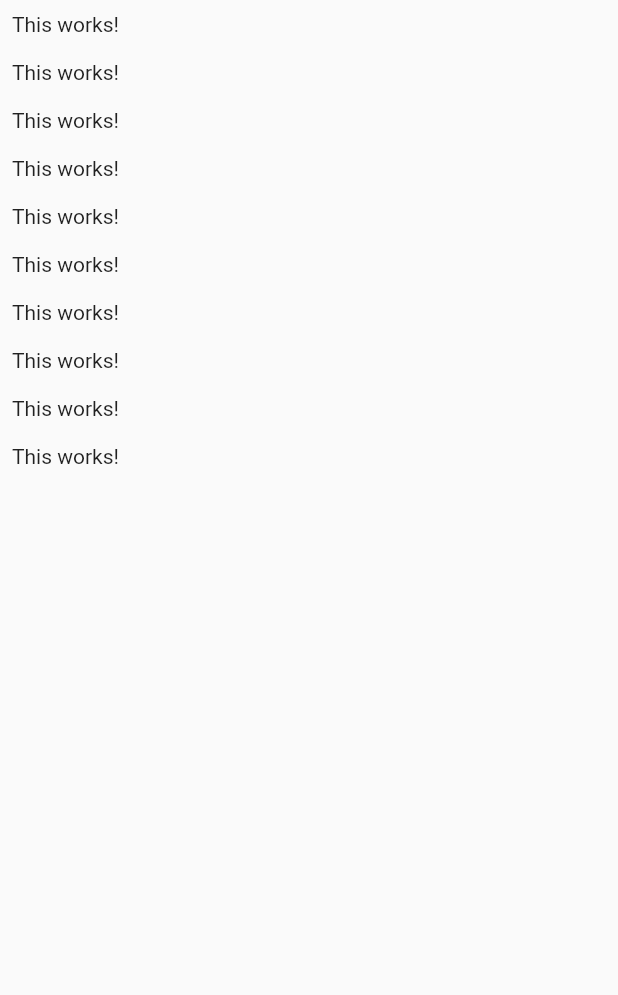
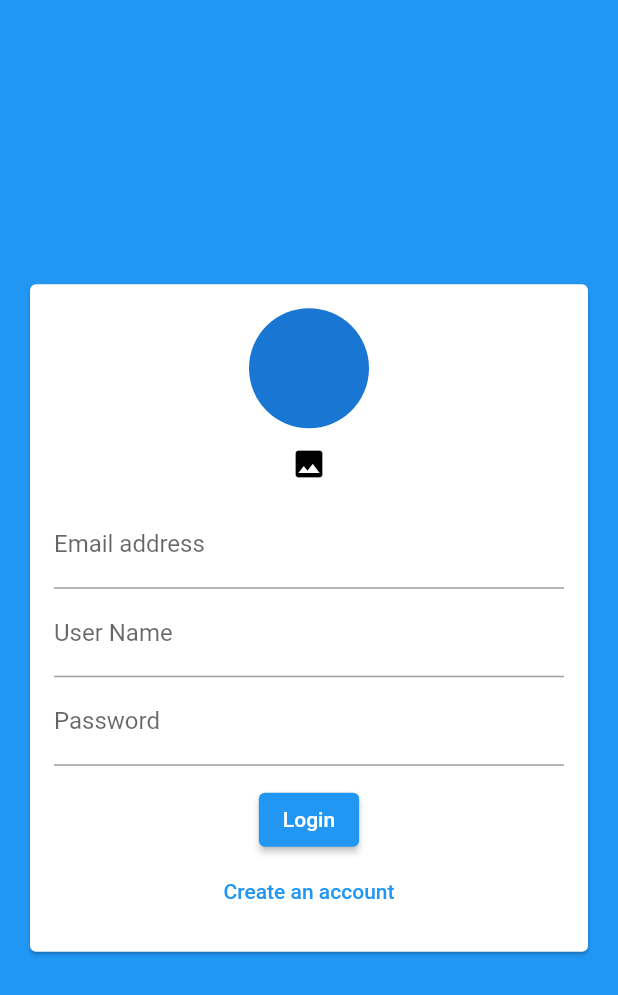
Before and after one commit to kimtuan1102/chat_app, a Flutter app: the screen it shows after launch, on a phone screen of 412 x 824 dp. Shown: the top 995 px of the screen. Run offline on Flutter 3.47's test engine with Material 2 defaults, Android fonts, the phone set to English and light mode, and no system bars; our stand-ins replace cloud_firestore, firebase_auth, firebase_core; accounts and stored records are empty; generated files the repository leaves out were written again.

Commit message:
next lesson

```diff
--- a/lib/main.dart
+++ b/lib/main.dart
@@ -1,7 +1,26 @@
+import 'package:cloud_firestore/cloud_firestore.dart';
+import 'package:firebase_auth/firebase_auth.dart';
+import 'package:firebase_core/firebase_core.dart';
 import 'package:flutter/material.dart';
+import 'package:flutter_complete_guide/firebase_options.dart';
+import 'package:flutter_complete_guide/screens/auth_screen.dart';
 import 'package:flutter_complete_guide/screens/chat_screen.dart';
 
-void main() => runApp(MyApp());
+/// Requires that a Firestore emulator is running locally.
+/// See https://firebase.flutter.dev/docs/firestore/usage#emulator-usage
+bool shouldUseFirestoreEmulator = false;
+
+
+Future<void> main() async {
+  WidgetsFlutterBinding.ensureInitialized();
+  await Firebase.initializeApp(options: DefaultFirebaseOptions.currentPlatform);
+
+  if (shouldUseFirestoreEmulator) {
+    FirebaseFirestore.instance.useFirestoreEmulator('localhost', 8080);
+    await FirebaseAuth.instance.useAuthEmulator('localhost', 8080);
+  }
+  runApp(MyApp());
+}
 
 class MyApp extends StatelessWidget {
   // This widget is the root of your application.
@@ -10,18 +29,25 @@ class MyApp extends StatelessWidget {
     return MaterialApp(
       title: 'Flutter Demo',
       theme: ThemeData(
-        // This is the theme of your application.
-        //
-        // Try running your application with "flutter run". You'll see the
-        // application has a blue toolbar. Then, without quitting the app, try
-        // changing the primarySwatch below to Colors.green and then invoke
-        // "hot reload" (press "r" in the console where you ran "flutter run",
-        // or simply save your changes to "hot reload" in a Flutter IDE).
-        // Notice that the counter didn't reset back to zero; the application
-        // is not restarted.
         primarySwatch: Colors.blue,
+        backgroundColor: Colors.pink,
+        accentColor: Colors.deepPurple,
+        accentColorBrightness: Brightness.dark,
+        buttonTheme: ButtonTheme.of(context).copyWith(
+          buttonColor: Colors.pink,
+          textTheme: ButtonTextTheme.primary,
+          shape: RoundedRectangleBorder(borderRadius: BorderRadius.circular(20))
+        )
       ),
-      home: ChatScreen(),
+      home: StreamBuilder(
+        stream: FirebaseAuth.instance.authStateChanges(),
+        builder: (ctx, userSnapshot) {
+          if(userSnapshot.hasData) {
+            return ChatScreen();
+          }
+          return AuthScreen();
+        },
+      ),
     );
   }
 }
--- a/lib/screens/auth_screen.dart
+++ b/lib/screens/auth_screen.dart
@@ -1,5 +1,70 @@
+import 'package:cloud_firestore/cloud_firestore.dart';
+import 'package:firebase_auth/firebase_auth.dart';
+import 'package:firebase_core/firebase_core.dart';
+import 'package:flutter/material.dart';
+import 'package:flutter/services.dart';
+import 'package:flutter_complete_guide/widgets/auth/auth_form.dart';
+
 /**
  * Created by Trinh Kim Tuan.
  * Date:  5/9/2022
  * Time: 5:56 PM
  */
+class AuthScreen extends StatefulWidget {
+  const AuthScreen({Key? key}) : super(key: key);
+
+  @override
+  State<AuthScreen> createState() => _AuthScreenState();
+}
+
+class _AuthScreenState extends State<AuthScreen> {
+  final _auth = FirebaseAuth.instance;
+  var _isLoading = false;
+  Future<void> _submitAuthForm(
+      String email, String password, String username, bool isLogin) async {
+    UserCredential userCredential;
+    try {
+      setState(() {
+        _isLoading = true;
+      });
+      if (isLogin) {
+        userCredential = await _auth.signInWithEmailAndPassword(
+            email: email, password: password);
+      } else {
+        userCredential = await _auth.createUserWithEmailAndPassword(
+            email: email, password: password);
+        await FirebaseFirestore.instance.collection('users').doc(userCredential.user!.uid).set({
+          'username': username,
+          'email': email
+        });
+        setState(() {
+          _isLoading = false;
+        });
+      }
+    } on FirebaseAuthException catch (err) {
+      var message = 'An error occurred, please check your credentials';
+      if (err.message != null) {
+        message = err.message!;
+      }
+      ScaffoldMessenger.of(context).showSnackBar(SnackBar(
+        content: Text(message),
+        backgroundColor: Colors.red,
+      ));
+    } catch (err) {
+      print(err);
+    }
+  }
+
+  @override
+  Widget build(BuildContext context) {
+    return Scaffold(
+      backgroundColor: Theme.of(context).primaryColor,
+      body: Center(
+        child: Card(
+          margin: EdgeInsets.all(20),
+          child: AuthForm(submitFn: _submitAuthForm, isLoading: _isLoading,),
+        ),
+      ),
+    );
+  }
+}
--- /dev/null
+++ b/lib/widgets/auth/auth_form.dart
@@ -0,0 +1,124 @@
+import 'package:flutter/material.dart';
+
+/**
+ * Created by Trinh Kim Tuan.
+ * Date:  5/10/2022
+ * Time: 1:00 PM
+ */
+class AuthForm extends StatefulWidget {
+  final void Function(
+      String email, String password, String username, bool isLogin) submitFn;
+  final bool isLoading;
+
+  const AuthForm({
+    Key? key,
+    required this.submitFn,
+    required this.isLoading,
+  }) : super(key: key);
+
+  @override
+  State<AuthForm> createState() => _AuthFormState();
+}
+
+class _AuthFormState extends State<AuthForm> {
+  final _formKey = GlobalKey<FormState>();
+  String _email = '';
+  String _user = '';
+  String _password = '';
+  bool _isLogin = true;
+
+  void _submit() {
+    final isValid = _formKey.currentState!.validate();
+    if (isValid) {
+      _formKey.currentState!.save();
+      widget.submitFn(_email, _password, _user, _isLogin);
+    }
+  }
+
+  @override
+  Widget build(BuildContext context) {
+    return SingleChildScrollView(
+      child: Padding(
+        padding: EdgeInsets.all(16),
+        child: Form(
+          key: _formKey,
+          child: Column(
+            mainAxisSize: MainAxisSize.min,
+            children: [
+              CircleAvatar(
+                radius: 40,
+              ),
+              FlatButton(onPressed: () {}, child: Icon(Icons.image)),
+              TextFormField(
+                  validator: (value) {
+                    if (value!.isEmpty || !value.contains('@')) {
+                      return 'Please enter valid email address';
+                    }
+                    return null;
+                  },
+                  onSaved: (value) {
+                    _email = value!;
+                  },
+                  keyboardType: TextInputType.emailAddress,
+                  decoration: InputDecoration(labelText: 'Email address')),
+              TextFormField(
+                validator: (value) {
+                  if (value!.isEmpty || value.length < 4) {
+                    return 'Please enter at least 4 characters';
+                  }
+                  return null;
+                },
+                onSaved: (value) {
+                  _user = value!;
+                },
+                decoration: InputDecoration(labelText: 'User Name'),
+              ),
+              TextFormField(
+                validator: (value) {
+                  if (value!.isEmpty || value.length < 7) {
+                    return 'Password must be at least 7 characters long.';
+                  }
+                  return null;
+                },
+                onSaved: (value) {
+                  _password = value!;
+                },
+                obscureText: true,
+                decoration: InputDecoration(labelText: 'Password'),
+              ),
+              if (!_isLogin)
+                TextFormField(
+                  validator: (value) {
+                    if (value!.isEmpty || value.length < 7) {
+                      return 'Password must be at least 7 characters long.';
+                    }
+                    return null;
+                  },
+                  obscureText: true,
+                  decoration: InputDecoration(labelText: 'Confirm password'),
+                ),
+              SizedBox(
+                height: 12,
+              ),
+              if (widget.isLoading) CircularProgressIndicator(),
+              if (!widget.isLoading)
+                ElevatedButton(
+                  onPressed: _submit,
+                  child: _isLogin ? Text('Login') : Text('Create'),
+                ),
+              if (!widget.isLoading)
+                TextButton(
+                    onPressed: () {
+                      setState(() {
+                        _isLogin = !_isLogin;
+                      });
+                    },
+                    child:
+                        _isLogin ? Text('Create an account') : Text('Sign In'))
+            ],
+          ),
+        ),
+      ),
+    );
+  }
+}
--- a/pubspec.yaml
+++ b/pubspec.yaml
@@ -24,6 +24,8 @@ dependencies:
   # Use with the CupertinoIcons class for iOS style icons.
   cupertino_icons: ^0.1.2
   cloud_firestore: ^3.1.14
+  firebase_core: ^1.16.0
+  firebase_auth: ^3.3.17
 
 dev_dependencies:
   flutter_test:
```
Also changed, not shown: lib/screens/chat_screen.dart (+39 -5 lines), lib/widgets/chat/message_bubble.dart (added, +68 -0 lines), lib/widgets/chat/messages.dart (added, +45 -0 lines), lib/widgets/chat/new_message.dart (added, +57 -0 lines), pubspec.lock, 4 other files.
